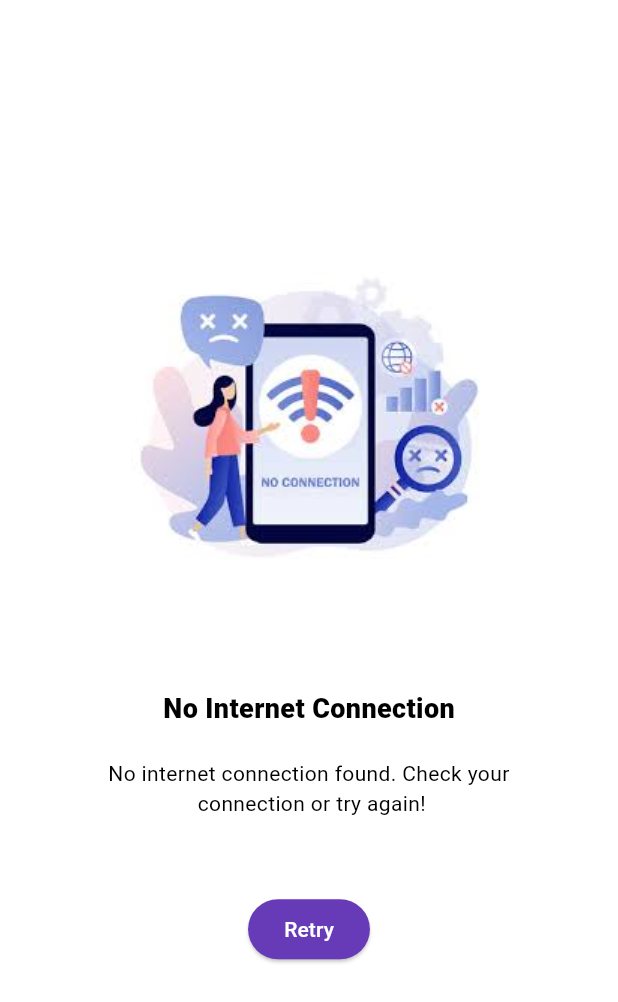
After one commit to SadakatulShakil/TODos_task, a Flutter app: the NoInternetScreen screen opened directly, on a phone screen of 412 x 824 dp. The commit adds this screen. Shown: the top 1002 px of the screen. Run offline on Flutter 3.47's test engine with Material 3 defaults, Android fonts, the phone set to English and light mode, and no system bars; our stand-ins replace animate_do, awesome_snackbar_content, cloud_firestore, connectivity_plus, firebase_core, flutter_slidable and 4 more; accounts and stored records are empty.

Commit message:
no internet connection logic implement

```diff
--- /dev/null
+++ b/lib/home/widget/no_internet.dart
@@ -0,0 +1,59 @@
+import 'package:flutter/material.dart';
+
+import '../homepage.dart';
+
+class NoInternetScreen extends StatelessWidget {
+  const NoInternetScreen({Key? key}) : super(key: key);
+
+  @override
+  Widget build(BuildContext context) {
+    return WillPopScope(
+      onWillPop: () async => false,
+      child: Scaffold(
+        backgroundColor: Colors.white,
+        body: SafeArea(
+          child: Center(
+            child: Column(
+              mainAxisAlignment: MainAxisAlignment.center,
+              children: [
+                Padding(
+                  padding: const EdgeInsets.symmetric(horizontal: 16),
+                  child: Image.asset('assets/images/no_internet.jpeg'),
+                ),
+                const SizedBox(height: 80),
+                const Text(
+                  'No Internet Connection',
+                  style: TextStyle(
+                    color: Colors.black,
+                    fontWeight: FontWeight.w800,
+                    fontSize: 18,
+                  ),
+                ),
+                const SizedBox(height: 20),
+                const Text(
+                  'No internet connection found. Check your \n connection or try again!',
+                  textAlign: TextAlign.center,
+                  style: TextStyle(
+                    color: Colors.black,
+                    fontWeight: FontWeight.w400,
+                    fontSize: 14,
+                  ),
+                ),
+                const SizedBox(height: 50),
+                ElevatedButton(
+                    style: ButtonStyle(
+                        backgroundColor: MaterialStatePropertyAll(Colors.deepPurple),
+                        foregroundColor: MaterialStatePropertyAll(Colors.white)
+                    ),
+                    onPressed: (){
+                      Navigator.of(context).pushReplacement(MaterialPageRoute(builder: (Context)=>FinalView()));
+                    }, child: Text("Retry"))
+              ],
+            ),
+          ),
+        ),
+      ),
+    );
+  }
+
+}
--- a/pubspec.yaml
+++ b/pubspec.yaml
@@ -50,6 +50,7 @@ dev_dependencies:
   shared_preferences: ^2.2.2
   firebase_core: ^2.24.2
   cloud_firestore: ^4.14.0
+  connectivity_plus: ^5.0.2
   # The "flutter_lints" package below contains a set of recommended lints to
   # encourage good coding practices. The lint set provided by the package is
   # activated in the `analysis_options.yaml` file located at the root of your
```
Also changed, not shown: lib/home/homepage.dart (+25 -1 lines), assets/images/no_internet.jpeg (added), pubspec.lock, 3 other files.
